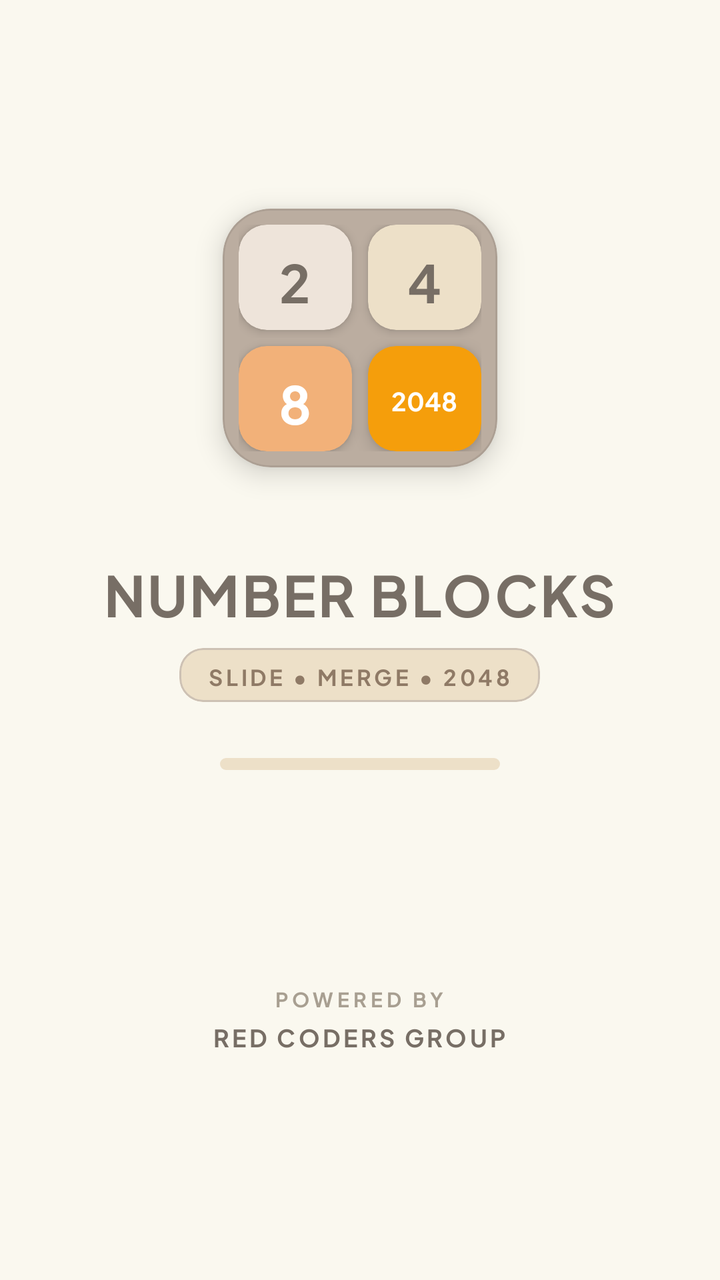
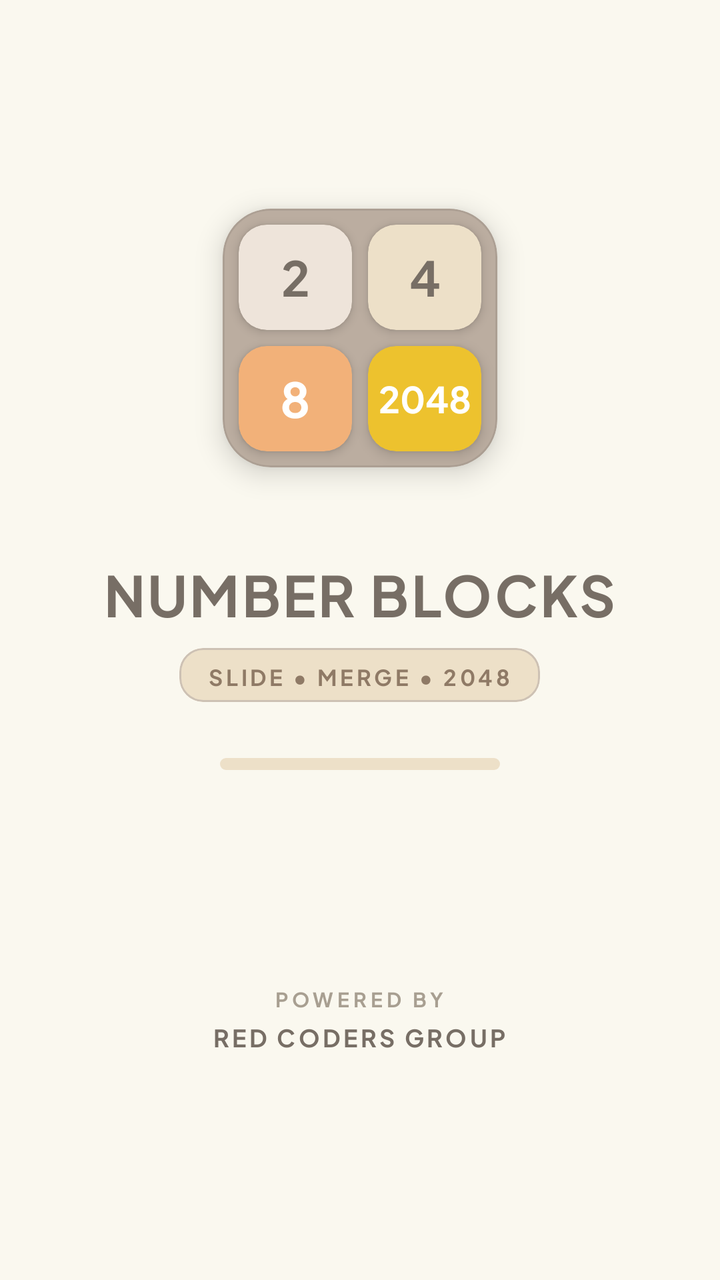

The first picture is an Android layout as it rendered before a commit; the second is the same layout after the commit. The layout source and the unified diff follow.
<!-- AndroidManifest.xml: application theme Theme.NumberBlocks -->
<!-- res/layout/activity_splash.xml -->
<?xml version="1.0" encoding="utf-8"?>
<RelativeLayout xmlns:android="http://schemas.android.com/apk/res/android"
    xmlns:app="http://schemas.android.com/apk/res-auto"
    android:id="@+id/splash_root"
    android:layout_width="match_parent"
    android:layout_height="match_parent"
    android:background="#FAF8EF"
    android:clipChildren="false"
    android:clipToPadding="false"
    android:gravity="center">

    
    <LinearLayout
        android:id="@+id/center_container"
        android:layout_width="wrap_content"
        android:layout_height="wrap_content"
        android:layout_centerInParent="true"
        android:clipChildren="false"
        android:clipToPadding="false"
        android:gravity="center"
        android:orientation="vertical">

        
        <com.google.android.material.card.MaterialCardView
            android:id="@+id/splash_board_well"
            android:layout_width="168dp"
            android:layout_height="168dp"
            app:cardBackgroundColor="#BBADA0"
            app:cardCornerRadius="24dp"
            app:cardElevation="8dp"
            app:cardUseCompatPadding="true"
            app:strokeColor="#15000000"
            app:strokeWidth="1dp">

            <LinearLayout
                android:layout_width="match_parent"
                android:layout_height="match_parent"
                android:gravity="center"
                android:orientation="vertical"
                android:padding="8dp">

                
                <LinearLayout
                    android:layout_width="match_parent"
                    android:layout_height="0dp"
                    android:layout_weight="1"
                    android:orientation="horizontal">

                    
                    <com.google.android.material.card.MaterialCardView
                        android:id="@+id/splash_tile_2"
                        android:layout_width="0dp"
                        android:layout_height="match_parent"
                        android:layout_weight="1"
                        android:layout_marginEnd="4dp"
                        android:layout_marginBottom="4dp"
                        app:cardBackgroundColor="#EEE4DA"
                        app:cardCornerRadius="14dp"
                        app:cardElevation="3dp"
                        app:strokeWidth="0dp">

                        <TextView
                            android:layout_width="wrap_content"
                            android:layout_height="wrap_content"
                            android:layout_gravity="center"
                            android:text="2"
                            android:textColor="#776E65"
                            android:textSize="26sp"
                            android:textStyle="bold" />
                    </com.google.android.material.card.MaterialCardView>

                    
                    <com.google.android.material.card.MaterialCardView
                        android:id="@+id/splash_tile_4"
                        android:layout_width="0dp"
                        android:layout_height="match_parent"
                        android:layout_weight="1"
                        android:layout_marginStart="4dp"
                        android:layout_marginBottom="4dp"
                        app:cardBackgroundColor="#EDE0C8"
                        app:cardCornerRadius="14dp"
                        app:cardElevation="3dp"
                        app:strokeWidth="0dp">

                        <TextView
                            android:layout_width="wrap_content"
                            android:layout_height="wrap_content"
                            android:layout_gravity="center"
                            android:text="4"
                            android:textColor="#776E65"
                            android:textSize="26sp"
                            android:textStyle="bold" />
                    </com.google.android.material.card.MaterialCardView>
                </LinearLayout>

                
                <LinearLayout
                    android:layout_width="match_parent"
                    android:layout_height="0dp"
                    android:layout_weight="1"
                    android:orientation="horizontal">

                    
                    <com.google.android.material.card.MaterialCardView
                        android:id="@+id/splash_tile_8"
                        android:layout_width="0dp"
                        android:layout_height="match_parent"
                        android:layout_weight="1"
                        android:layout_marginEnd="4dp"
                        android:layout_marginTop="4dp"
                        app:cardBackgroundColor="#F2B179"
                        app:cardCornerRadius="14dp"
                        app:cardElevation="3dp"
                        app:strokeWidth="0dp">

                        <TextView
                            android:layout_width="wrap_content"
                            android:layout_height="wrap_content"
                            android:layout_gravity="center"
                            android:text="8"
                            android:textColor="#FFFFFF"
                            android:textSize="26sp"
                            android:textStyle="bold" />
                    </com.google.android.material.card.MaterialCardView>

                    
                    <com.google.android.material.card.MaterialCardView
                        android:id="@+id/splash_tile_2048"
                        android:layout_width="0dp"
                        android:layout_height="match_parent"
                        android:layout_weight="1"
                        android:layout_marginStart="4dp"
                        android:layout_marginTop="4dp"
                        app:cardBackgroundColor="#F59E0B"
                        app:cardCornerRadius="14dp"
                        app:cardElevation="5dp"
                        app:strokeWidth="0dp">

                        <TextView
                            android:layout_width="wrap_content"
                            android:layout_height="wrap_content"
                            android:layout_gravity="center"
                            android:text="2048"
                            android:textColor="#FFFFFF"
                            android:textSize="@dimen/sp_14"
                            android:textStyle="bold" />
                    </com.google.android.material.card.MaterialCardView>
                </LinearLayout>
            </LinearLayout>
        </com.google.android.material.card.MaterialCardView>

        
        <TextView
            android:id="@+id/splash_title"
            android:layout_width="wrap_content"
            android:layout_height="wrap_content"
            android:layout_marginTop="20dp"
            android:letterSpacing="0.04"
            android:text="NUMBER BLOCKS"
            android:textColor="#776E65"
            android:textSize="28sp"
            android:textStyle="bold" />

        
        <com.google.android.material.card.MaterialCardView
            android:id="@+id/splash_tagline_badge"
            android:layout_width="wrap_content"
            android:layout_height="wrap_content"
            android:layout_marginTop="8dp"
            app:cardBackgroundColor="#EDE0C8"
            app:cardCornerRadius="12dp"
            app:cardElevation="0dp"
            app:strokeColor="#CDC1B4"
            app:strokeWidth="1dp">

            <TextView
                android:id="@+id/splash_subtitle"
                android:layout_width="wrap_content"
                android:layout_height="wrap_content"
                android:letterSpacing="0.14"
                android:paddingStart="14dp"
                android:paddingTop="5dp"
                android:paddingEnd="14dp"
                android:paddingBottom="5dp"
                android:text="SLIDE • MERGE • 2048"
                android:textColor="#8F7A66"
                android:textSize="11sp"
                android:textStyle="bold" />
        </com.google.android.material.card.MaterialCardView>

        
        <FrameLayout
            android:id="@+id/splash_progress_track"
            android:layout_width="140dp"
            android:layout_height="6dp"
            android:layout_marginTop="28dp"
            android:background="@drawable/pill_badge"
            android:backgroundTint="#EDE0C8">

            <View
                android:id="@+id/splash_progress_fill"
                android:layout_width="0dp"
                android:layout_height="match_parent"
                android:background="@drawable/pill_badge"
                android:backgroundTint="#F59E0B" />
        </FrameLayout>
    </LinearLayout>

    
    <LinearLayout
        android:id="@+id/splash_footer"
        android:layout_width="wrap_content"
        android:layout_height="wrap_content"
        android:layout_alignParentBottom="true"
        android:layout_centerHorizontal="true"
        android:layout_marginBottom="28dp"
        android:gravity="center_horizontal"
        android:orientation="vertical">

        <TextView
            android:layout_width="wrap_content"
            android:layout_height="wrap_content"
            android:letterSpacing="0.20"
            android:text="@string/powered_by"
            android:textColor="#A89F91"
            android:textSize="10sp"
            android:textStyle="bold" />

        <TextView
            android:layout_width="wrap_content"
            android:layout_height="wrap_content"
            android:layout_marginTop="2dp"
            android:letterSpacing="0.12"
            android:text="@string/brand_red_coders_group"
            android:textColor="#776E65"
            android:textSize="12sp"
            android:textStyle="bold" />
    </LinearLayout>

</RelativeLayout>
<!-- resources referenced by this layout -->
<resources>
  <dimen name="sp_14">14.00sp</dimen>
  <!-- drawable pill_badge (drawable) -->
  <?xml version="1.0" encoding="utf-8"?>
  <shape xmlns:android="http://schemas.android.com/apk/res/android"
      android:shape="rectangle">
      <corners android:radius="12dp" />
      <solid android:color="#F0EFEA" />
  </shape>
  <string name="brand_red_coders_group">RED CODERS GROUP</string>
  <string name="powered_by">POWERED BY</string>
  <style name="Theme.NumberBlocks" parent="Theme.MaterialComponents.DayNight.NoActionBar">
          <item name="colorPrimary">@color/primary</item>
          <item name="colorPrimaryVariant">@color/primary_variant</item>
          <item name="colorSecondary">@color/secondary</item>
          <item name="android:statusBarColor">@color/background</item>
          <item name="android:navigationBarColor">@color/background</item>
          <item name="android:windowBackground">@color/background</item>
          <item name="android:windowLightStatusBar">true</item>
          <item name="fontFamily">@font/game_font</item>
          <item name="android:fontFamily">@font/game_font</item>
      </style>
  <color name="primary">#1E2024</color>
  <color name="primary_variant">#161719</color>
  <color name="secondary">#5A5D66</color>
  <color name="background">#FAF9F6</color>
</resources>

<!-- the commit's change to res/layout/activity_splash.xml (unified diff, before → after) -->
@@ -35,6 +35,8 @@
             <LinearLayout
                 android:layout_width="match_parent"
                 android:layout_height="match_parent"
+                android:clipChildren="false"
+                android:clipToPadding="false"
                 android:gravity="center"
                 android:orientation="vertical"
                 android:padding="8dp">
@@ -44,6 +46,8 @@
                     android:layout_width="match_parent"
                     android:layout_height="0dp"
                     android:layout_weight="1"
+                    android:clipChildren="false"
+                    android:clipToPadding="false"
                     android:orientation="horizontal">
 
                     
@@ -63,9 +67,13 @@
                             android:layout_width="wrap_content"
                             android:layout_height="wrap_content"
                             android:layout_gravity="center"
+                            android:gravity="center"
+                            android:includeFontPadding="false"
+                            android:maxLines="1"
+                            android:singleLine="true"
                             android:text="2"
                             android:textColor="#776E65"
-                            android:textSize="26sp"
+                            android:textSize="24sp"
                             android:textStyle="bold" />
                     </com.google.android.material.card.MaterialCardView>
 
@@ -86,9 +94,13 @@
                             android:layout_width="wrap_content"
                             android:layout_height="wrap_content"
                             android:layout_gravity="center"
+                            android:gravity="center"
+                            android:includeFontPadding="false"
+                            android:maxLines="1"
+                            android:singleLine="true"
                             android:text="4"
                             android:textColor="#776E65"
-                            android:textSize="26sp"
+                            android:textSize="24sp"
                             android:textStyle="bold" />
                     </com.google.android.material.card.MaterialCardView>
                 </LinearLayout>
@@ -98,6 +110,8 @@
                     android:layout_width="match_parent"
                     android:layout_height="0dp"
                     android:layout_weight="1"
+                    android:clipChildren="false"
+                    android:clipToPadding="false"
                     android:orientation="horizontal">
 
                     
@@ -117,9 +131,13 @@
                             android:layout_width="wrap_content"
                             android:layout_height="wrap_content"
                             android:layout_gravity="center"
+                            android:gravity="center"
+                            android:includeFontPadding="false"
+                            android:maxLines="1"
+                            android:singleLine="true"
                             android:text="8"
                             android:textColor="#FFFFFF"
-                            android:textSize="26sp"
+                            android:textSize="24sp"
                             android:textStyle="bold" />
                     </com.google.android.material.card.MaterialCardView>
 
@@ -131,18 +149,22 @@
                         android:layout_weight="1"
                         android:layout_marginStart="4dp"
                         android:layout_marginTop="4dp"
-                        app:cardBackgroundColor="#F59E0B"
-                        app:cardCornerRadius="14dp"
-                        app:cardElevation="5dp"
-                        app:strokeWidth="0dp">
-
-                        <TextView
-                            android:layout_width="wrap_content"
-                            android:layout_height="wrap_content"
-                            android:layout_gravity="center"
+                        app:cardBackgroundColor="#EDC22E"
+                        app:cardCornerRadius="14dp"
+                        app:cardElevation="4dp"
+                        app:strokeWidth="0dp">
+
+                        <TextView
+                            android:layout_width="wrap_content"
+                            android:layout_height="wrap_content"
+                            android:layout_gravity="center"
+                            android:gravity="center"
+                            android:includeFontPadding="false"
+                            android:maxLines="1"
+                            android:singleLine="true"
                             android:text="2048"
                             android:textColor="#FFFFFF"
-                            android:textSize="@dimen/sp_14"
+                            android:textSize="18sp"
                             android:textStyle="bold" />
                     </com.google.android.material.card.MaterialCardView>
                 </LinearLayout>
<!-- resource entries referenced after the edit -->
@@ -1,6 +1,5 @@
 <!-- resources referenced by this layout -->
 <resources>
-  <dimen name="sp_14">14.00sp</dimen>
   <!-- drawable pill_badge (drawable) -->
   <?xml version="1.0" encoding="utf-8"?>
   <shape xmlns:android="http://schemas.android.com/apk/res/android"
